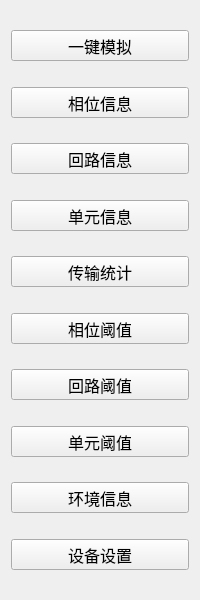
This is IDC_TestSystem/ZPDU/z_toolbox/z_simulationtoolwid.ui in ChinaClever/IDC_TestSystem as Qt 5 draws it before an edit. The edited form follows.
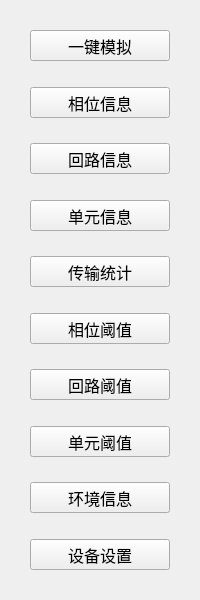
This is the edited form.

```diff
--- a/IDC_TestSystem/ZPDU/z_toolbox/z_simulationtoolwid.ui
+++ b/IDC_TestSystem/ZPDU/z_toolbox/z_simulationtoolwid.ui
@@ -20,6 +20,12 @@
    <string>Form</string>
   </property>
   <layout class="QVBoxLayout" name="verticalLayout">
+   <property name="leftMargin">
+    <number>30</number>
+   </property>
+   <property name="rightMargin">
+    <number>30</number>
+   </property>
    <item>
     <spacer name="verticalSpacer">
      <property name="orientation">
```
